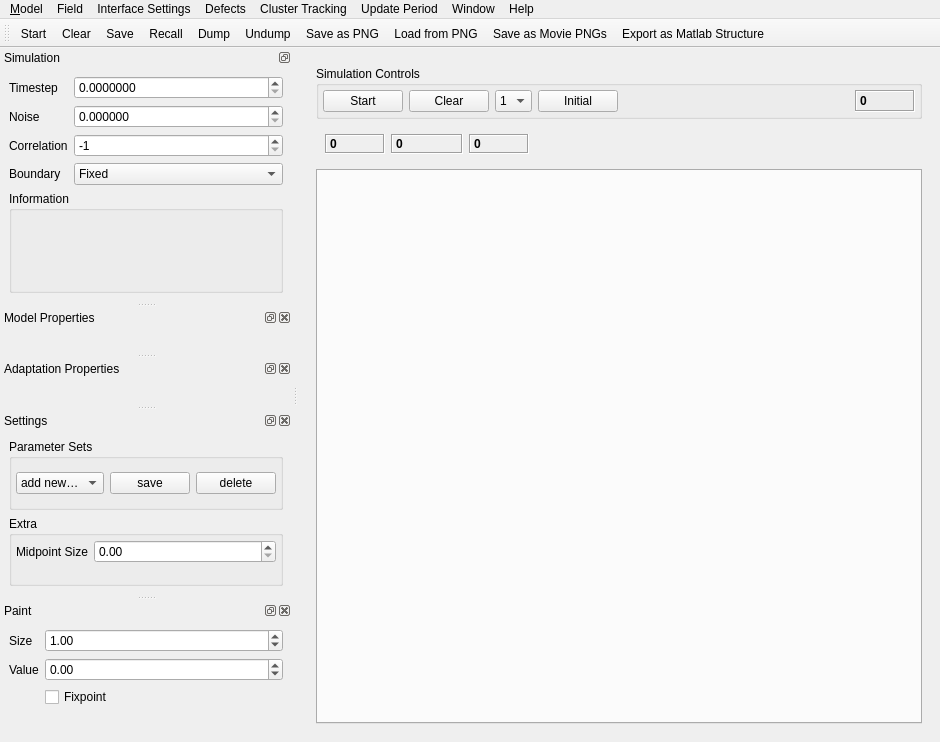
Before: the Qt Designer form ui/plotwindow_2d.ui in Debilski/Wellenprogramm, drawn with Qt 5.
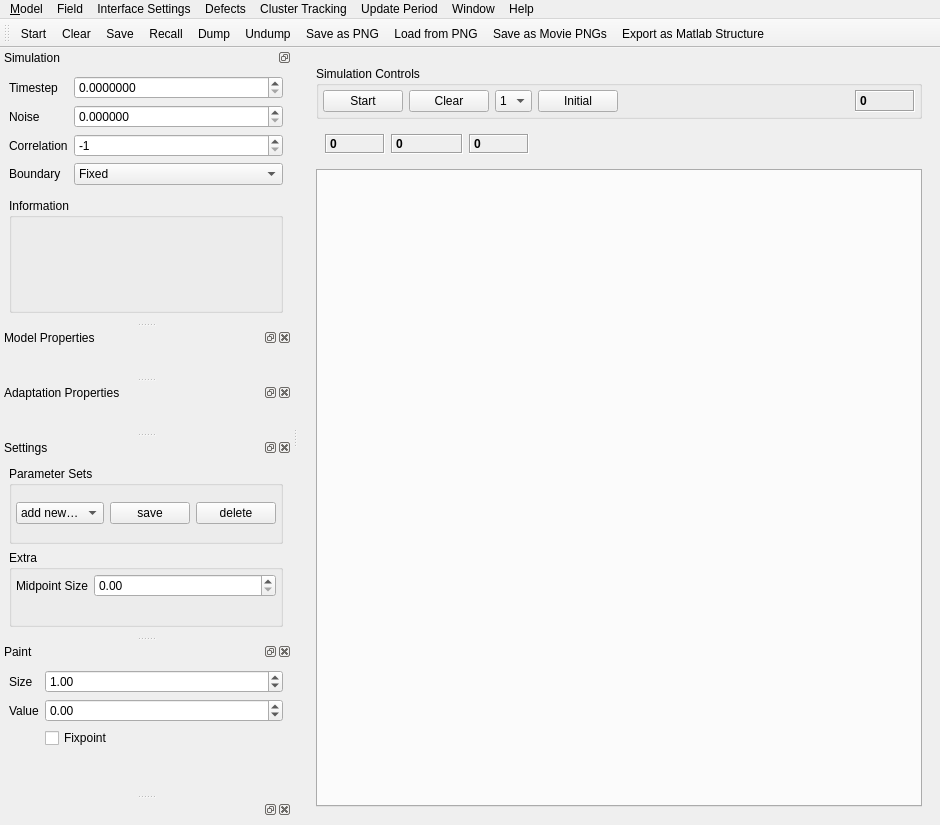
After: the same form once the commit is applied. Custom widgets are drawn as their Qt base class.

Commit message: + PNG Dockwidget, jedoch noch unbrauchbar. + Menu-Einträge für Start/Stop und Clear, damit auch unter OS X die Shortcuts funktionieren.

What changed in the file:
```diff
--- a/ui/plotwindow_2d.ui
+++ b/ui/plotwindow_2d.ui
@@ -7,7 +7,7 @@
     <x>0</x>
     <y>0</y>
     <width>940</width>
-    <height>742</height>
+    <height>825</height>
    </rect>
   </property>
   <property name="sizePolicy">
@@ -698,6 +698,45 @@
     </layout>
    </widget>
   </widget>
+  <widget class="QDockWidget" name="pngSaveDockWidget">
+   <property name="floating">
+    <bool>true</bool>
+   </property>
+   <attribute name="dockWidgetArea">
+    <number>1</number>
+   </attribute>
+   <widget class="QWidget" name="dockWidgetContents_2">
+    <widget class="QWidget" name="">
+     <layout class="QGridLayout" name="pngSaveWidgetGridLayout"/>
+    </widget>
+    <widget class="QWidget" name="">
+     <property name="geometry">
+      <rect>
+       <x>12</x>
+       <y>12</y>
+       <width>68</width>
+       <height>27</height>
+      </rect>
+     </property>
+     <layout class="QHBoxLayout" name="horizontalLayout_4">
+      <item>
+       <widget class="QToolButton" name="saveAsPngMovieToolButton">
+        <property name="text">
+         <string>...</string>
+        </property>
+       </widget>
+      </item>
+      <item>
+       <widget class="QToolButton" name="saveAsPngToolButton">
+        <property name="text">
+         <string>...</string>
+        </property>
+       </widget>
+      </item>
+     </layout>
+    </widget>
+   </widget>
+  </widget>
   <action name="actionTest">
    <property name="text">
     <string>test</string>
```
Left out of the diff: 11 changed lines with no effect on the pictures. The commit also changes 1 other file.
